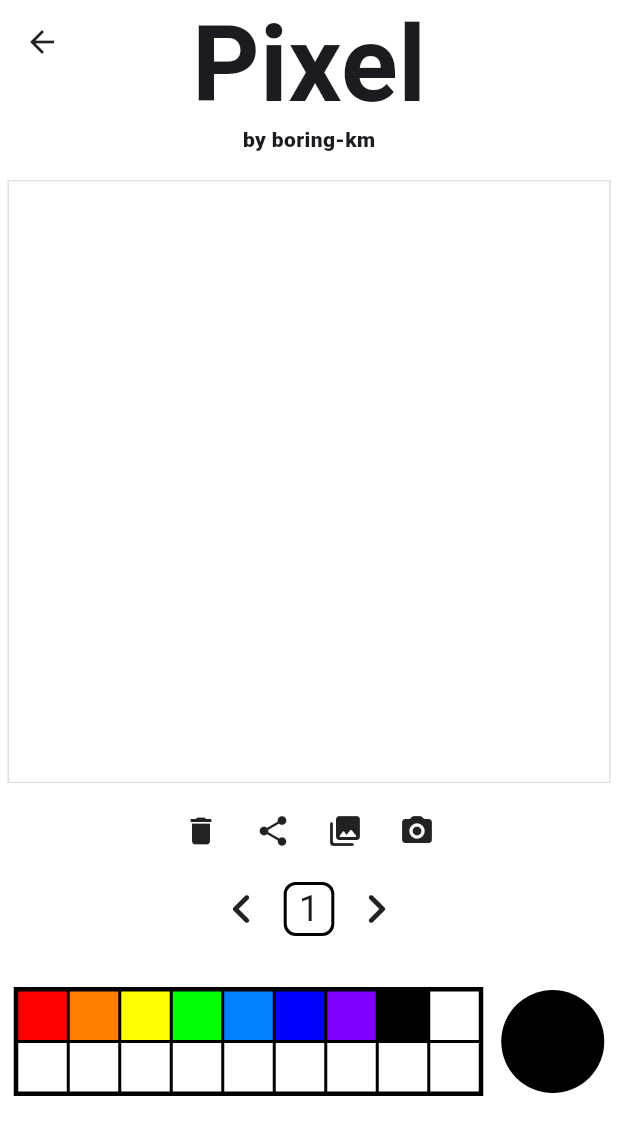
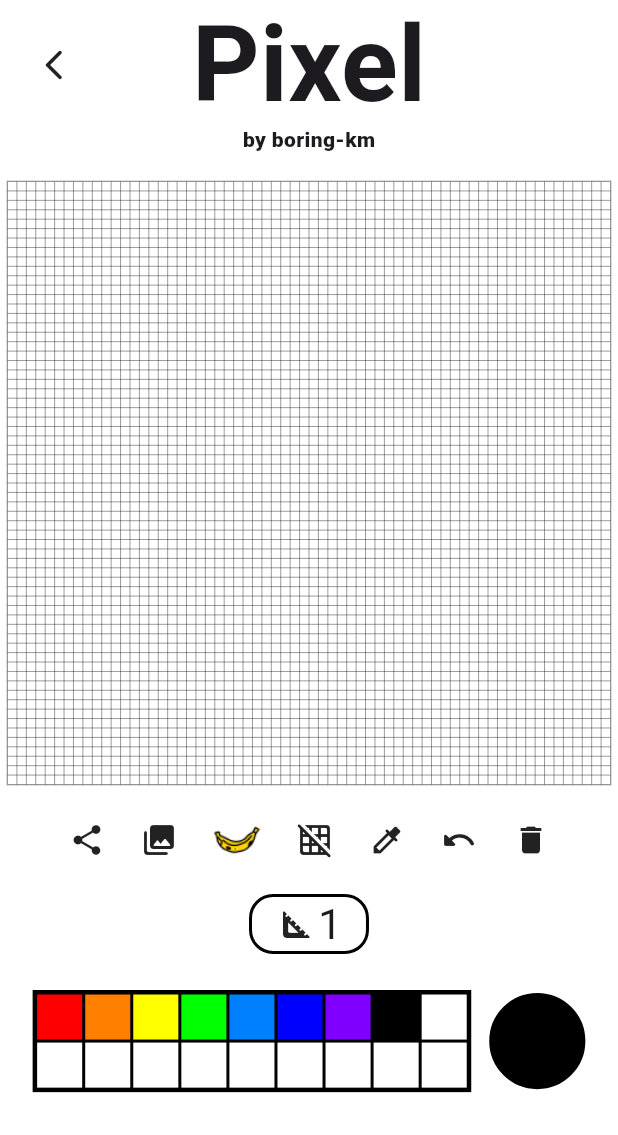
Before and after one commit to Droid-People/What-The-Banana, a Flutter app: the PixelArtScreen screen opened by its route, on a phone screen of 412 x 824 dp. Shown: the top 1135 px of the screen. Run offline on Flutter 3.47's test engine with Material 3 defaults, Android fonts, the phone set to English and light mode, and no system bars; our stand-ins replace flutter_colorpicker, flutter_riverpod, flutter_screenutil, go_router, image_picker, logger and 1 more; missing offline and left inert: crop_your_image; Roboto replaces fonts that are missing (PixelFont).

Commit message:
[pixel] 그리드 보여주기, 바나나 넣기, 카메라 기능 제거, 되돌리기 기능 추가

```diff
--- a/lib/contents/pixel_art/pixel_art_screen.dart
+++ b/lib/contents/pixel_art/pixel_art_screen.dart
@@ -1,12 +1,12 @@
-import 'dart:ui';
-
 import 'package:flutter/material.dart';
 import 'package:flutter_colorpicker/flutter_colorpicker.dart';
 import 'package:flutter_riverpod/flutter_riverpod.dart';
 import 'package:flutter_screenutil/flutter_screenutil.dart';
 import 'package:go_router/go_router.dart';
+import 'package:what_the_banana/contents/pixel_art/pixel_art_state.dart';
 import 'package:what_the_banana/contents/pixel_art/pixel_art_state_provider.dart';
 import 'package:what_the_banana/contents/pixel_art/pixel_canvas.dart';
+import 'package:what_the_banana/gen/assets.gen.dart';
 import 'package:what_the_banana/gen/fonts.gen.dart';
 import 'package:what_the_banana/routes.dart';
 
@@ -18,18 +18,14 @@ class PixelArtScreen extends ConsumerStatefulWidget {
 }
 
 class _PixelArtScreenState extends ConsumerState<PixelArtScreen> {
-
   @override
   Widget build(BuildContext context) {
     final width = MediaQuery.of(context).size.width;
 
-    final boardSize = width - 10.h;
+    final boardSize = width - 8.h;
     final state = ref.watch(pixelArtStateNotifierProvider);
     final viewModel = ref.read(pixelArtStateNotifierProvider.notifier);
-    final paletteWidth = (width * (3 / 4)) / 9;
-
-    // bottom navigation bar padding
-    final bottomPadding = MediaQuery.of(context).padding.bottom;
+    final paletteWidth = (width * (0.7)) / 9;
 
     return Scaffold(
       backgroundColor: Colors.white,
@@ -45,20 +41,17 @@ class _PixelArtScreenState extends ConsumerState<PixelArtScreen> {
                   boardSize: boardSize,
                   pixelSize: state.pixelSize,
                   gridMap: state.gridMap,
+                  gridState: state.showGrid,
+                  onStartRecord: viewModel.startRecord,
                   callback: viewModel.changePixelColor,
                 ),
                 12.verticalSpace,
                 MiddleButtons(
+                  pickColorState: state.pickColorState,
+                  showGrid: state.showGrid,
+                  onSelectBanana: viewModel.selectBanana,
                   onDrawMapWhite: viewModel.drawMapWhite,
-                  onShareImage: () =>
-                      viewModel.shareImage(boardSize.toInt()),
-                  onPickImageFromCamera: () {
-                    viewModel.pickImageFromCamera(
-                      callbackImage: (path) async {
-                        context.go(Routes.pixelArt + Routes.crop, extra: path);
-                      },
-                    );
-                  },
+                  onShareImage: () => viewModel.shareImage(boardSize.toInt()),
                   onPickImageFromGallery: () {
                     viewModel.pickImageFromGallery(
                       callbackImage: (path) async {
@@ -66,18 +59,31 @@ class _PixelArtScreenState extends ConsumerState<PixelArtScreen> {
                       },
                     );
                   },
+                  onPickColor: viewModel.togglePickColor,
+                  onLoadPrevious: viewModel.loadPrevious,
+                  onToggleGrid: viewModel.toggleGrid,
                 ),
                 12.verticalSpace,
                 PixelSizeController(viewModel, state.pixelSize),
               ],
             ),
-            Padding(
-              padding: EdgeInsets.only(
-                left: 8, right: 8,
-                top: 32,
-                bottom: bottomPadding,
+            ColorPalette(paletteWidth, state, viewModel, context),
+          ],
         ),
+      ),
+    );
+  }
+
+  Widget ColorPalette(
+    double paletteWidth,
+    PixelArtState state,
+    PixelArtStateProvider viewModel,
+    BuildContext context,
+  ) {
+    return Padding(
+      padding: const EdgeInsets.only(top: 24),
       child: Row(
+        mainAxisSize: MainAxisSize.min,
         mainAxisAlignment: MainAxisAlignment.center,
         children: [
           Container(
@@ -168,16 +174,17 @@ class _PixelArtScreenState extends ConsumerState<PixelArtScreen> {
               decoration: BoxDecoration(
                 shape: BoxShape.circle,
                 color: state.selectedColor,
+                border: Border.all(width: 2),
               ),
               width: paletteWidth * 2,
               height: paletteWidth * 2,
+              child: const Icon(
+                Icons.edit,
+                color: Colors.black,
+              ),
             ),
           ),
         ],
-              ),
-            ),
-          ],
-        ),
       ),
     );
   }
@@ -195,7 +202,10 @@ class _PixelArtScreenState extends ConsumerState<PixelArtScreen> {
   }
 
   Widget TitleText() {
-    return Stack(
+    return Padding(
+      padding: const EdgeInsets.all(8),
+      child: Row(
+        mainAxisAlignment: MainAxisAlignment.spaceBetween,
         children: [
           GestureDetector(
             onTap: () {
@@ -203,13 +213,10 @@ class _PixelArtScreenState extends ConsumerState<PixelArtScreen> {
             },
             child: const Padding(
               padding: EdgeInsets.all(16),
-            child: Icon(Icons.arrow_back),
+              child: Icon(Icons.arrow_back_ios_new_rounded),
             ),
           ),
-        Center(
-          child: Padding(
-            padding: const EdgeInsets.all(8),
-            child: Text(
+          Text(
             'Pixel',
             style: TextStyle(
               fontFamily: FontFamily.pixelFont,
@@ -218,29 +225,33 @@ class _PixelArtScreenState extends ConsumerState<PixelArtScreen> {
               height: 1,
             ),
           ),
+          const Padding(
+            padding: EdgeInsets.all(16),
+            child: Icon(
+              Icons.arrow_back_ios_new_rounded,
+              color: Colors.transparent,
             ),
           ),
         ],
+      ),
     );
   }
 
   Widget MiddleButtons({
-    required void Function() onDrawMapWhite,
+    required bool pickColorState,
+    required bool showGrid,
     required void Function() onShareImage,
     required void Function() onPickImageFromGallery,
-    required void Function() onPickImageFromCamera,
+    required void Function() onSelectBanana,
+    required void Function() onToggleGrid,
+    required void Function() onPickColor,
+    required void Function() onLoadPrevious,
+    required void Function() onDrawMapWhite,
   }) {
     return Row(
       mainAxisAlignment: MainAxisAlignment.center,
       spacing: 8.h,
       children: [
-        GestureDetector(
-          onTap: onDrawMapWhite,
-          child: const Padding(
-            padding: EdgeInsets.all(8),
-            child: Icon(Icons.delete),
-          ),
-        ),
         GestureDetector(
           onTap: onShareImage,
           child: const Padding(
@@ -256,10 +267,57 @@ class _PixelArtScreenState extends ConsumerState<PixelArtScreen> {
           ),
         ),
         GestureDetector(
-          onTap: onPickImageFromCamera,
+          onTap: onSelectBanana,
+          child: Padding(
+            padding: const EdgeInsets.all(8),
+            child: Assets.images.smallBanana.image(
+              width: 32,
+              fit: BoxFit.cover,
+            ),
+          ),
+        ),
+        GestureDetector(
+          onTap: onToggleGrid,
+          child: Padding(
+            padding: const EdgeInsets.all(8),
+            child: Builder(
+              builder: (c) {
+                if (showGrid) {
+                  return const Icon(Icons.grid_off_rounded);
+                } else {
+                  return const Icon(Icons.grid_on_rounded);
+                }
+              },
+            ),
+          ),
+        ),
+        GestureDetector(
+          onTap: onPickColor,
+          child: Padding(
+            padding: const EdgeInsets.all(8),
+            child: Builder(
+              builder: (c) {
+                if (pickColorState) {
+                  return const Icon(Icons.color_lens);
+                } else {
+                  return const Icon(Icons.colorize_rounded);
+                }
+              },
+            ),
+          ),
+        ),
+        GestureDetector(
+          onTap: onLoadPrevious,
           child: const Padding(
             padding: EdgeInsets.all(8),
-            child: Icon(Icons.photo_camera_rounded),
+            child: Icon(Icons.undo_rounded),
+          ),
+        ),
+        GestureDetector(
+          onTap: onDrawMapWhite,
+          child: const Padding(
+            padding: EdgeInsets.all(8),
+            child: Icon(Icons.delete),
           ),
         ),
       ],
@@ -267,41 +325,35 @@ class _PixelArtScreenState extends ConsumerState<PixelArtScreen> {
   }
 
   Widget PixelSizeController(PixelArtStateProvider viewModel, int pixelSize) {
-    return Row(
+    return GestureDetector(
+      onTap: viewModel.increasePixelSize,
+      child: Container(
+        decoration: BoxDecoration(
+          color: Colors.white,
+          border: Border.all(width: 2),
+          borderRadius: BorderRadius.circular(16),
+        ),
+        padding: const EdgeInsets.symmetric(horizontal: 16, vertical: 4),
+        child: Row(
+          mainAxisSize: MainAxisSize.min,
           mainAxisAlignment: MainAxisAlignment.center,
           children: [
-        GestureDetector(
-          onTap: viewModel.decreasePixelSize,
-          child: const Icon(
-            Icons.keyboard_arrow_left_rounded,
-            size: 40,
+            // measure Size Icon
+            const Icon(
+              Icons.square_foot_rounded,
+              size: 28,
             ),
-        ),
-        8.horizontalSpace,
-        Container(
-          decoration: BoxDecoration(
-            borderRadius: BorderRadius.circular(8),
-            border: Border.all(width: 2),
-          ),
-          padding: const EdgeInsets.symmetric(horizontal: 8, vertical: 4),
-          child: Text(
+            Text(
               '$pixelSize',
               style: TextStyle(
-              fontSize: 24.sp,
+                fontSize: 28.sp,
                 fontFamily: FontFamily.pixelFont,
                 height: 1,
               ),
             ),
-        ),
-        8.horizontalSpace,
-        GestureDetector(
-          onTap: viewModel.increasePixelSize,
-          child: const Icon(
-            Icons.keyboard_arrow_right_rounded,
-            size: 40,
+          ],
         ),
       ),
-      ],
     );
   }
 }
--- a/lib/contents/pixel_art/pixel_art_state.dart
+++ b/lib/contents/pixel_art/pixel_art_state.dart
@@ -6,24 +6,43 @@ class PixelArtState {
     required this.gridMap,
     required this.pixelSize,
     required this.selectedColor,
+    required this.pickColorState,
+    required this.showGrid,
   });
 
-  List<Color> arrayDeque = [];
-  List<List<Color>> gridMap = [];
-  int pixelSize = 1;
-  Color selectedColor = Colors.black;
+  factory PixelArtState.initial() {
+    return PixelArtState(
+      arrayDeque: [],
+      gridMap: [],
+      pixelSize: 1,
+      selectedColor: Colors.black,
+      pickColorState: false,
+      showGrid: true,
+    );
+  }
+
+  final List<Color> arrayDeque;
+  final List<List<Color>> gridMap;
+  final int pixelSize;
+  final Color selectedColor;
+  final bool pickColorState;
+  final bool showGrid;
 
   PixelArtState copyWith({
     List<Color>? arrayDeque,
     List<List<Color>>? gridMap,
     int? pixelSize,
     Color? selectedColor,
+    bool? pickColorState,
+    bool? showGrid,
   }) {
     return PixelArtState(
       arrayDeque: arrayDeque ?? this.arrayDeque,
       gridMap: gridMap ?? this.gridMap,
       pixelSize: pixelSize ?? this.pixelSize,
       selectedColor: selectedColor ?? this.selectedColor,
+      pickColorState: pickColorState ?? this.pickColorState,
+      showGrid: showGrid ?? this.showGrid,
     );
   }
 }
--- a/lib/contents/pixel_art/pixel_canvas.dart
+++ b/lib/contents/pixel_art/pixel_canvas.dart
@@ -6,17 +6,24 @@ const int maxPixelCount = 64;
 
 class PixelCanvas extends StatelessWidget {
   const PixelCanvas({
-    required this.boardSize, required this.pixelSize, required this.gridMap, required this.callback, super.key,
+    required this.boardSize,
+    required this.pixelSize,
+    required this.gridMap,
+    required this.gridState,
+    required this.onStartRecord,
+    required this.callback,
+    super.key,
   });
 
   final double boardSize;
   final int pixelSize;
   final List<List<Color>> gridMap;
+  final bool gridState;
+  final void Function() onStartRecord;
   final void Function(int, int) callback;
 
   @override
   Widget build(BuildContext context) {
-
     return Container(
       width: boardSize,
       height: boardSize,
@@ -24,15 +31,16 @@ class PixelCanvas extends StatelessWidget {
         border: Border.all(color: ColorName.lightGrey),
       ),
       child: GestureDetector(
-        onTapUp: (details) {
-          _drawPixel(details.localPosition, boardSize, pixelSize);
+        onScaleStart: (details) {
+          onStartRecord();
         },
-        onPanUpdate: (details) {
-          _drawPixel(details.localPosition, boardSize, pixelSize);
+        onScaleUpdate: (details) {
+          _drawPixel(details.localFocalPoint, boardSize, pixelSize);
         },
         child: CustomPaint(
           size: Size(boardSize, boardSize),
           painter: PixelPainter(
+            gridState: gridState,
             gridMap: gridMap,
             pixels: maxPixelCount,
           ),
@@ -42,9 +50,9 @@ class PixelCanvas extends StatelessWidget {
   }
 
   void _drawPixel(Offset offset, double paintSize, int pixelSize) {
-
-    final y = ((offset.dy / paintSize) * maxPixelCount).toInt();
-    final x = ((offset.dx / paintSize) * maxPixelCount).toInt();
+    final adjustedOffset = offset;
+    final y = ((adjustedOffset.dy / paintSize) * maxPixelCount).toInt();
+    final x = ((adjustedOffset.dx / paintSize) * maxPixelCount).toInt();
 
     if (y >= 0 && y < maxPixelCount && x >= 0 && x < maxPixelCount) {
       callback(y, x);
--- a/lib/gen/assets.gen.dart
+++ b/lib/gen/assets.gen.dart
@@ -12,6 +12,9 @@ import 'package:flutter/widgets.dart';
 class $AssetsImagesGen {
   const $AssetsImagesGen();
 
+  /// File path: assets/images/banana.png
+  AssetGenImage get banana => const AssetGenImage('assets/images/banana.png');
+
   /// File path: assets/images/main_banana.png
   AssetGenImage get mainBanana =>
       const AssetGenImage('assets/images/main_banana.png');
@@ -21,7 +24,7 @@ class $AssetsImagesGen {
       const AssetGenImage('assets/images/small_banana.png');
 
   /// List of all assets
-  List<AssetGenImage> get values => [mainBanana, smallBanana];
+  List<AssetGenImage> get values => [banana, mainBanana, smallBanana];
 }
 
 class Assets {
--- a/pubspec.yaml
+++ b/pubspec.yaml
@@ -38,8 +38,8 @@ dependencies:
   path_provider: ^2.1.5
   flutter_colorpicker: ^1.1.0
   image_picker: ^1.1.2
-  dynamic_image_crop:
   crop_your_image: ^2.0.0
+  zoom_widget: ^2.0.1
 
 dev_dependencies:
   flutter_test:
```
Also changed, not shown: lib/contents/pixel_art/crop_screen.dart (+26 -41 lines), lib/contents/pixel_art/pixel_art_state_provider.dart (+88 -23 lines), lib/contents/pixel_art/pixel_painter.dart (+18 -1 lines), assets/images/banana.png (added). Lines whose indentation alone changed are shown as unchanged.
